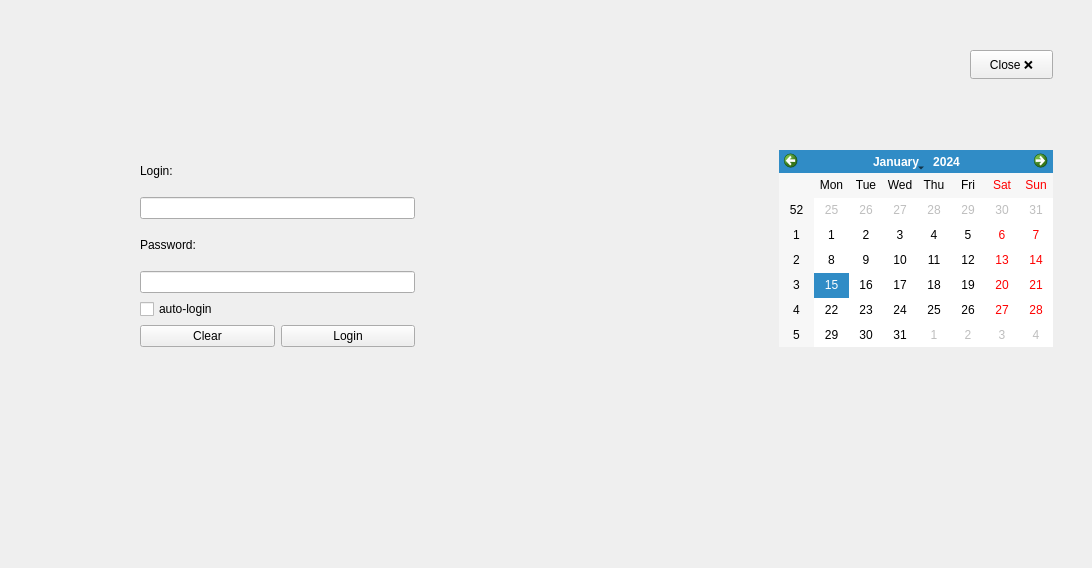
First picture: the form in LinuxProject/mainwindow.ui, repository Skalik2/LinuxAppCpp, before the edit.
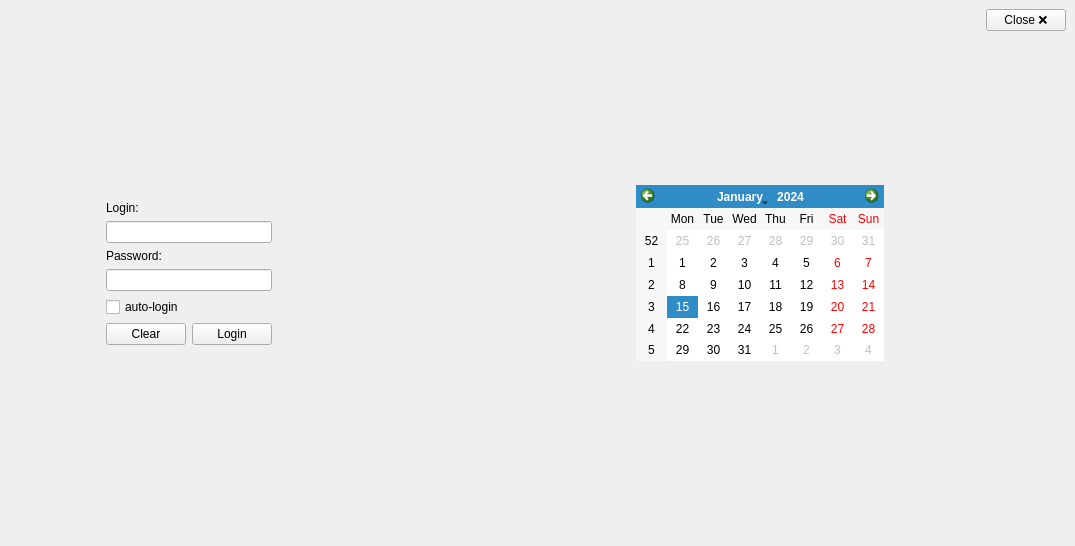
Second picture: the form after the edit.

Commit message: fix: resizable window + close shutdown button

```diff
--- a/LinuxProject/mainwindow.ui
+++ b/LinuxProject/mainwindow.ui
@@ -6,28 +6,53 @@
    <rect>
     <x>0</x>
     <y>0</y>
-    <width>1092</width>
-    <height>568</height>
+    <width>1075</width>
+    <height>546</height>
    </rect>
   </property>
   <property name="windowTitle">
    <string>MainWindow</string>
   </property>
   <widget class="QWidget" name="centralwidget">
-   <widget class="QWidget" name="horizontalLayoutWidget">
-    <property name="geometry">
-     <rect>
-      <x>140</x>
-      <y>150</y>
-      <width>913</width>
-      <height>197</height>
-     </rect>
-    </property>
+   <layout class="QHBoxLayout" name="horizontalLayout_3">
+    <item>
     <layout class="QHBoxLayout" name="horizontalLayout">
+      <item>
+       <spacer name="horizontalSpacer_2">
+        <property name="orientation">
+         <enum>Qt::Horizontal</enum>
+        </property>
+        <property name="sizeType">
+         <enum>QSizePolicy::Expanding</enum>
+        </property>
+        <property name="sizeHint" stdset="0">
+         <size>
+          <width>40</width>
+          <height>20</height>
+         </size>
+        </property>
+       </spacer>
+      </item>
      <item>
       <layout class="QVBoxLayout" name="verticalLayout">
+        <item>
+         <spacer name="verticalSpacer">
+          <property name="orientation">
+           <enum>Qt::Vertical</enum>
+          </property>
+          <property name="sizeHint" stdset="0">
+           <size>
+            <width>20</width>
+            <height>40</height>
+           </size>
+          </property>
+         </spacer>
+        </item>
        <item>
         <widget class="QLabel" name="labelLogin">
+          <property name="enabled">
+           <bool>true</bool>
+          </property>
          <property name="text">
           <string>Login:</string>
          </property>
@@ -71,6 +96,19 @@
          </item>
         </layout>
        </item>
+        <item>
+         <spacer name="verticalSpacer_2">
+          <property name="orientation">
+           <enum>Qt::Vertical</enum>
+          </property>
+          <property name="sizeHint" stdset="0">
+           <size>
+            <width>20</width>
+            <height>40</height>
+           </size>
+          </property>
+         </spacer>
+        </item>
       </layout>
      </item>
      <item>
@@ -87,23 +125,78 @@
       </spacer>
      </item>
      <item>
+       <layout class="QVBoxLayout" name="verticalLayout_2">
+        <item>
+         <spacer name="verticalSpacer_3">
+          <property name="orientation">
+           <enum>Qt::Vertical</enum>
+          </property>
+          <property name="sizeHint" stdset="0">
+           <size>
+            <width>20</width>
+            <height>40</height>
+           </size>
+          </property>
+         </spacer>
+        </item>
+        <item>
       <widget class="QCalendarWidget" name="calendarWidget"/>
      </item>
-    </layout>
-   </widget>
-   <widget class="QPushButton" name="pushButton_3">
-    <property name="geometry">
-     <rect>
-      <x>970</x>
-      <y>50</y>
-      <width>83</width>
-      <height>29</height>
-     </rect>
-    </property>
+        <item>
+         <spacer name="verticalSpacer_4">
+          <property name="orientation">
+           <enum>Qt::Vertical</enum>
+          </property>
+          <property name="sizeHint" stdset="0">
+           <size>
+            <width>20</width>
+            <height>40</height>
+           </size>
+          </property>
+         </spacer>
+        </item>
+       </layout>
+      </item>
+      <item>
+       <spacer name="horizontalSpacer_3">
+        <property name="orientation">
+         <enum>Qt::Horizontal</enum>
+        </property>
+        <property name="sizeHint" stdset="0">
+         <size>
+          <width>40</width>
+          <height>20</height>
+         </size>
+        </property>
+       </spacer>
+      </item>
+      <item>
+       <layout class="QVBoxLayout" name="verticalLayout_3">
+        <item>
+         <widget class="QPushButton" name="pushButtonClose">
     <property name="text">
      <string>Close ❌</string>
     </property>
    </widget>
+        </item>
+        <item>
+         <spacer name="verticalSpacer_5">
+          <property name="orientation">
+           <enum>Qt::Vertical</enum>
+          </property>
+          <property name="sizeHint" stdset="0">
+           <size>
+            <width>20</width>
+            <height>40</height>
+           </size>
+          </property>
+         </spacer>
+        </item>
+       </layout>
+      </item>
+     </layout>
+    </item>
+   </layout>
   </widget>
  </widget>
  <resources/>
```
Left out of the diff: 3 changed lines with no effect on the pictures. Lines whose indentation alone changed are shown as unchanged. The commit also changes 4 other files.
